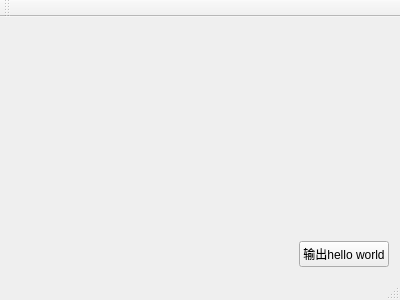
happyfourior/helloworld, file mainwindow.ui: the form before one commit.
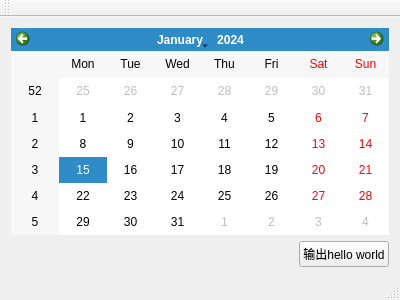
The form after the commit.

Commit message: 增加了日历显示功能

```diff
--- a/mainwindow.ui
+++ b/mainwindow.ui
@@ -16,17 +16,7 @@
   <widget class="QWidget" name="centralWidget">
    <layout class="QGridLayout" name="gridLayout">
     <item row="0" column="0">
-     <spacer name="verticalSpacer">
-      <property name="orientation">
-       <enum>Qt::Vertical</enum>
-      </property>
-      <property name="sizeHint" stdset="0">
-       <size>
-        <width>20</width>
-        <height>191</height>
-       </size>
-      </property>
-     </spacer>
+     <widget class="QCalendarWidget" name="calendarWidget"/>
     </item>
     <item row="1" column="0">
      <layout class="QHBoxLayout" name="horizontalLayout">
```
The commit also changes 1 other file.
